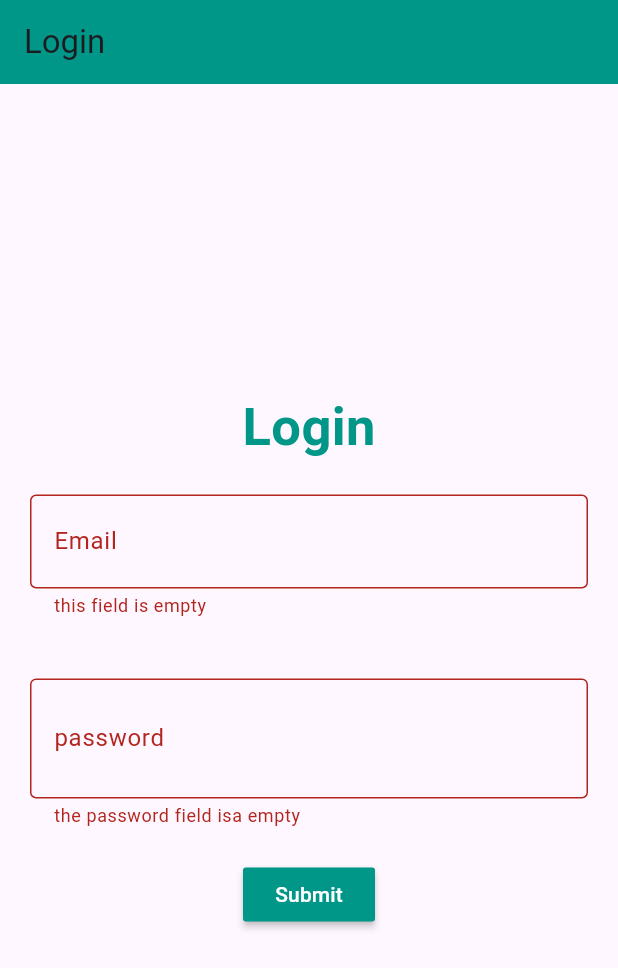
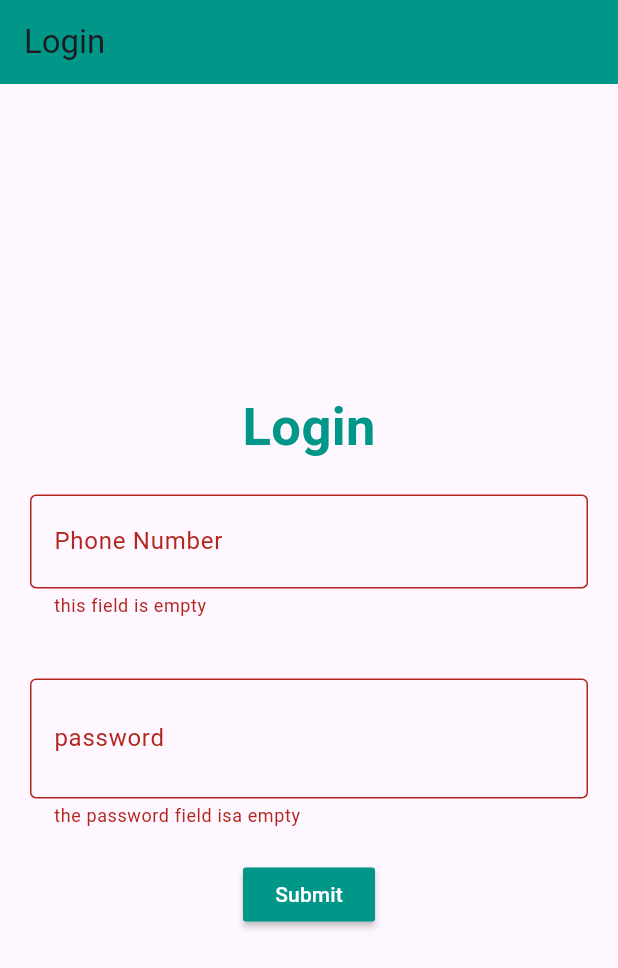
Before and after one commit to DarkMI17/house-renting-app-, a Flutter app: the screen it shows after launch, after a tap on "Submit", on a phone screen of 412 x 824 dp. Shown: the top 968 px of the screen. Run offline on Flutter 3.47's test engine with Material 3 defaults, Android fonts, the phone set to English and light mode, and no system bars.

Commit message:
first commit

```diff
--- a/lib/main.dart
+++ b/lib/main.dart
@@ -13,7 +13,7 @@ class MyApp extends StatefulWidget {
 
 class _MyAppState extends State<MyApp> {
 
-  final TextEditingController emailControll = TextEditingController();
+  final TextEditingController phoneControll = TextEditingController();
   final TextEditingController passwordControll = TextEditingController();
   bool visible = true ;
   final _formKey = GlobalKey<FormState>();
@@ -42,17 +42,23 @@ class _MyAppState extends State<MyApp> {
 
                 SizedBox(height: 20,),
 
-                TextFormField( controller: emailControll
-                   ,decoration: InputDecoration(labelText: "Email" ,
-                 hintText: "enter email" ,
+
+                //still need to check phone number type and restrints
+                TextFormField( controller: phoneControll
+                   ,decoration: InputDecoration(labelText: "Phone Number" ,
+                 hintText: "enter phone umber" ,
                   border: OutlineInputBorder(),
                   prefix: Container(margin: EdgeInsets.only(right: 10),
-                  child: Icon(Icons.email))),
+                  child: Icon(Icons.phone))),
                   validator: (value) {
-                    if(emailControll.text.isEmpty){
+                    if(phoneControll.text.isEmpty){
                       return "this field is empty" ;
                     }
-                    // if(emailControll.text.contains('@'))
+
+                     if(phoneControll.text.length!=10 /*|| phoneControll.text.startsWith("09")*/){
+                      return "wrong format";
+                     }
+
                     return null ;
                   },
                   ),
```
